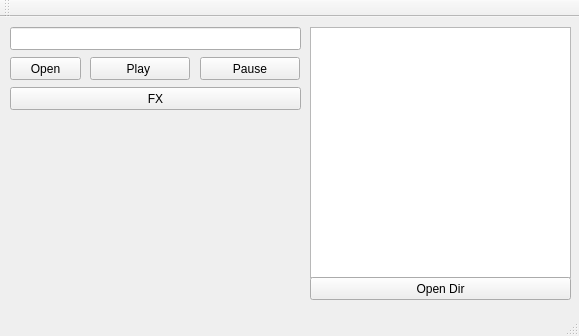
Before: the Qt Designer form vrokmain.ui in manushanga/vrok, drawn with Qt 5.
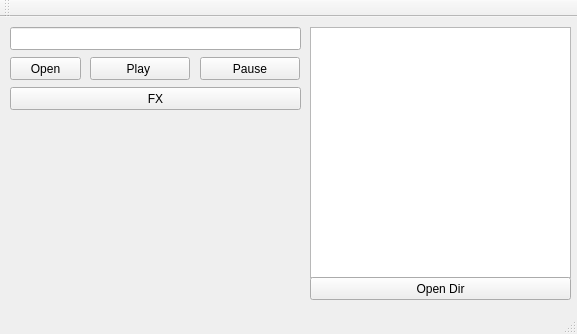
After: the same form once the commit is applied.

```diff
--- a/vrokmain.ui
+++ b/vrokmain.ui
@@ -6,8 +6,8 @@
    <rect>
     <x>0</x>
     <y>0</y>
-    <width>579</width>
-    <height>336</height>
+    <width>577</width>
+    <height>334</height>
    </rect>
   </property>
   <property name="windowTitle">
```
Left out of the diff: 12 changed lines with no effect on the pictures.
